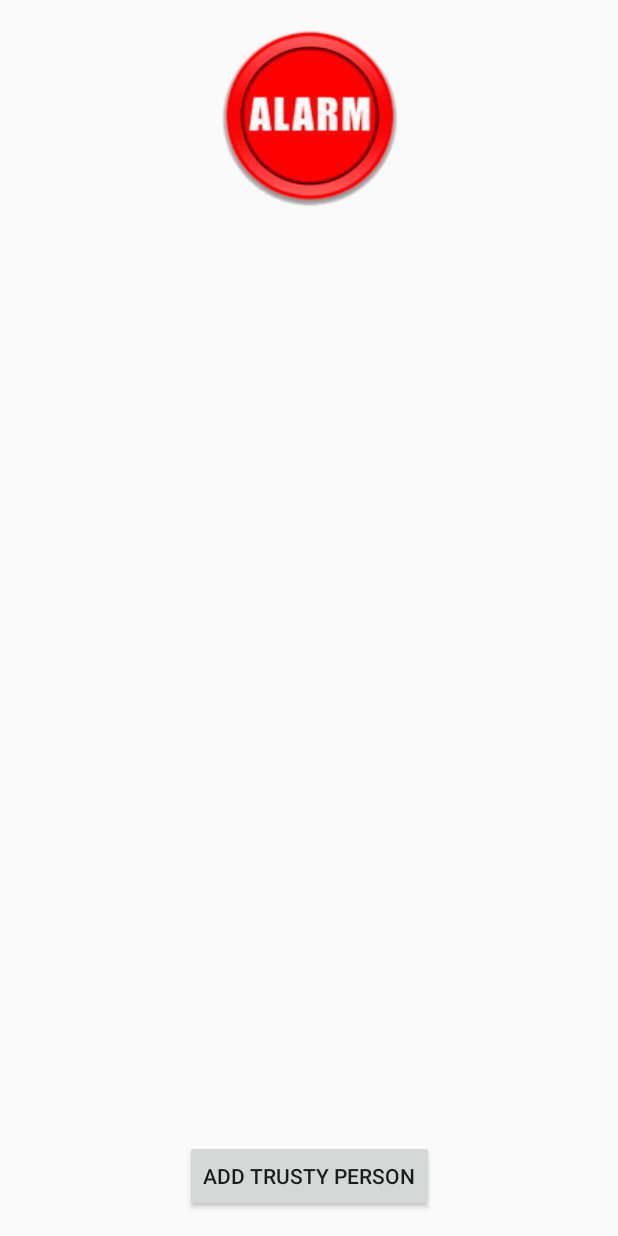
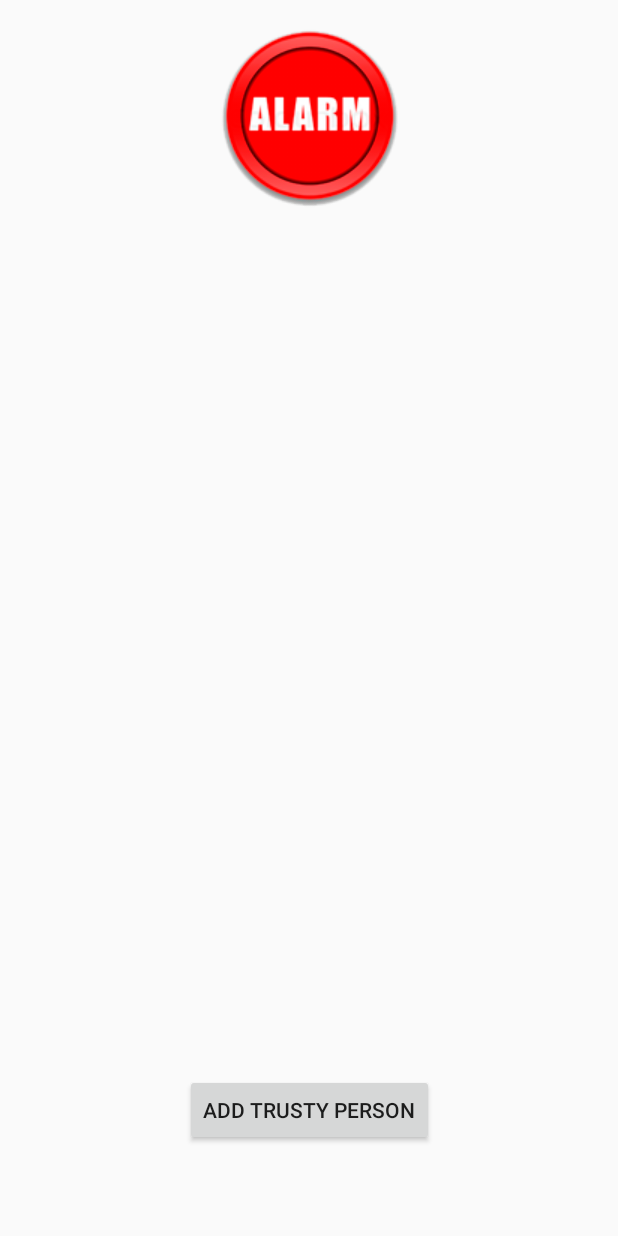
Before and after one commit to Alpkant/AlertButton, an Android app: the layout activity_main.xml on its own in the app's theme, with its tools: preview values and no code run, on a phone screen of 412 x 824 dp. Run offline under Robolectric (Android 15) with nearby library versions, the phone set to English and light mode, and no system bars.

Commit message:
Initial commit.

```diff
--- a/app/build.gradle
+++ b/app/build.gradle
@@ -26,5 +26,6 @@ dependencies {
     })
     compile 'com.android.support:appcompat-v7:26.+'
     compile 'com.android.support.constraint:constraint-layout:1.0.2'
+    compile 'com.android.support:design:26.+'
     testCompile 'junit:junit:4.12'
 }
--- a/app/src/main/res/layout/activity_main.xml
+++ b/app/src/main/res/layout/activity_main.xml
@@ -10,6 +10,7 @@
         android:layout_width="wrap_content"
         android:layout_height="wrap_content"
         android:visibility="visible"
+        android:id="@+id/alarm_button"
         app:srcCompat="@drawable/photo1"
         android:contentDescription="@string/app_name"
         android:layout_marginTop="8dp"
@@ -25,10 +26,27 @@
         android:text="@string/add_person"
 
         app:layout_constraintBottom_toBottomOf="parent"
-        android:layout_marginBottom="16dp"
+        android:layout_marginBottom="60dp"
         android:layout_marginLeft="8dp"
         app:layout_constraintLeft_toLeftOf="parent"
         android:layout_marginRight="8dp"
         app:layout_constraintRight_toRightOf="parent"
-        android:id="@+id/button" />
+        android:id="@+id/add_button"
+        app:layout_constraintHorizontal_bias="0.502" />
+
+    <Button
+        android:layout_width="wrap_content"
+        android:layout_height="wrap_content"
+        android:text="@string/list_people"
+        app:layout_constraintBottom_toBottomOf="parent"
+        android:layout_marginBottom="8dp"
+        android:layout_marginLeft="0dp"
+        android:layout_marginRight="0dp"
+        android:id="@+id/list_button"
+        android:layout_marginTop="8dp"
+        app:layout_constraintTop_toBottomOf="@+id/add_button"
+        app:layout_constraintVertical_bias="1.0"
+        app:layout_constraintLeft_toRightOf="@+id/add_button"
+        app:layout_constraintHorizontal_bias="0.501"
+        app:layout_constraintRight_toLeftOf="@+id/add_button" />
 </android.support.constraint.ConstraintLayout>
--- a/app/src/main/res/values/strings.xml
+++ b/app/src/main/res/values/strings.xml
@@ -1,4 +1,6 @@
 <resources>
     <string name="app_name">Alert Button</string>
     <string name="add_person">Add trusty person</string>
+    <string name="list_people">See all trusty people</string>
+    <string name="title_activity_list">ListActivity</string>
 </resources>
--- a/app/src/main/res/values/styles.xml
+++ b/app/src/main/res/values/styles.xml
@@ -8,4 +8,13 @@
         <item name="colorAccent">@color/colorAccent</item>
     </style>
 
+    <style name="AppTheme.NoActionBar">
+        <item name="windowActionBar">false</item>
+        <item name="windowNoTitle">true</item>
+    </style>
+
+    <style name="AppTheme.AppBarOverlay" parent="ThemeOverlay.AppCompat.Dark.ActionBar" />
+
+    <style name="AppTheme.PopupOverlay" parent="ThemeOverlay.AppCompat.Light" />
+
 </resources>
```
